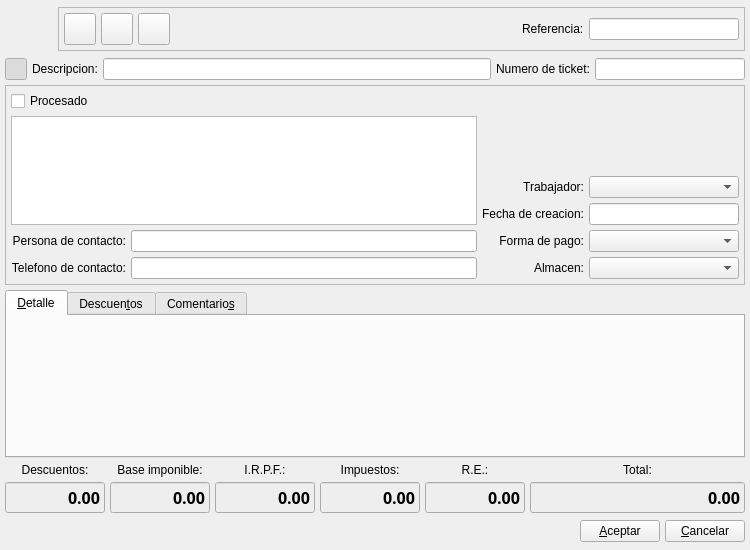
Qt form bulmages/bulmafact/plugins/pluginbf_clienteticket/ticketclientebase.ui (eboladev/Bulmages-1) before a commit.
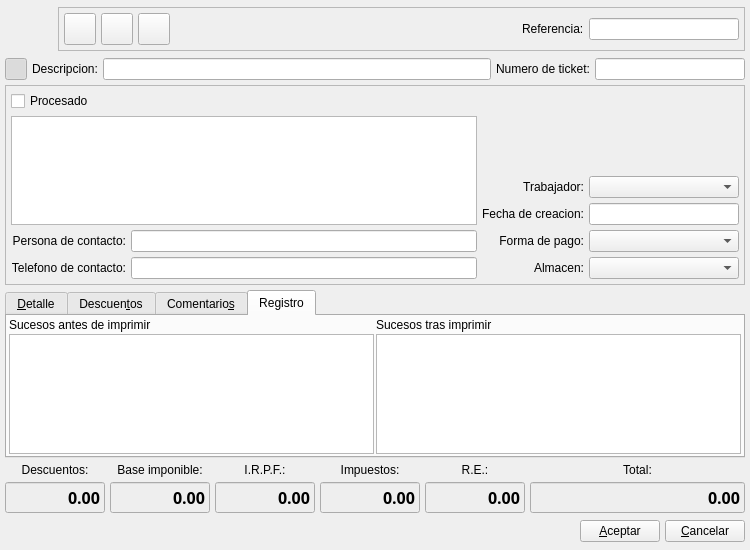
The same form after that commit. The open tabs and pages were chosen to show the change. Icons and pictures are not drawn. Custom widgets are drawn as their Qt base class.

Commit message: Modifico la ficha de tickets para que muestre en pestanyas nuevas el registro de sucesos acontecidos en el TPV con el ticket. Los registros no se pueden modificar, se separa el registro antes de la primera impresion de los cambios realizados tras la primera impresión. Recuerda: GRAN HERMANO TE VIGILA

What changed in the file:
```diff
--- a/bulmages/bulmafact/plugins/pluginbf_clienteticket/ticketclientebase.ui
+++ b/bulmages/bulmafact/plugins/pluginbf_clienteticket/ticketclientebase.ui
@@ -731,6 +731,49 @@
        </item>
       </layout>
      </widget>
+     <widget class="QWidget" name="tab">
+      <attribute name="title">
+       <string>Registro</string>
+      </attribute>
+      <layout class="QGridLayout" name="gridLayout">
+       <item row="0" column="0">
+        <layout class="QVBoxLayout" name="verticalLayout">
+         <item>
+          <widget class="QLabel" name="label">
+           <property name="text">
+            <string>Sucesos antes de imprimir</string>
+           </property>
+          </widget>
+         </item>
+         <item>
+          <widget class="QTextEdit" name="mui_cambiosalbaran">
+           <property name="readOnly">
+            <bool>true</bool>
+           </property>
+          </widget>
+         </item>
+        </layout>
+       </item>
+       <item row="0" column="1">
+        <layout class="QVBoxLayout" name="verticalLayout_2">
+         <item>
+          <widget class="QLabel" name="label_2">
+           <property name="text">
+            <string>Sucesos tras imprimir</string>
+           </property>
+          </widget>
+         </item>
+         <item>
+          <widget class="QTextEdit" name="mui_cambiospostalbaran_2">
+           <property name="readOnly">
+            <bool>true</bool>
+           </property>
+          </widget>
+         </item>
+        </layout>
+       </item>
+      </layout>
+     </widget>
     </widget>
    </item>
    <item row="4" column="0">
```
The commit also changes 1 other file.
